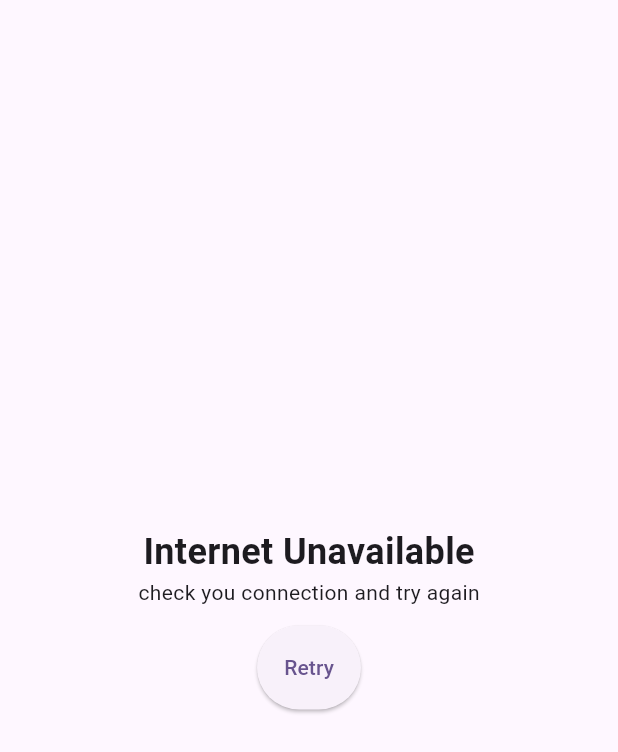
After one commit to MohsinKhanAptech/CitiGuide-User, a Flutter app: the InternetUnavailableView screen opened directly, on a phone screen of 412 x 824 dp. The commit adds this screen. Shown: the top 752 px of the screen. Run offline on Flutter 3.47's test engine with Material 3 defaults, Android fonts, the phone set to English and light mode, and no system bars; our stand-ins replace cloud_firestore, firebase_core, flutter_map, internet_connection_checker, latlong2, shared_preferences; missing offline and left inert: flutter_map_cancellable_tile_provider, maps_launcher; accounts and stored records are empty.

Commit message:
stop if internet is disconnected
if internet disconnects redirect to a error page after waiting 5 seconds

```diff
--- a/lib/utils/constants.dart
+++ b/lib/utils/constants.dart
@@ -1,6 +1,8 @@
+import 'package:internet_connection_checker/internet_connection_checker.dart';
 import 'package:shared_preferences/shared_preferences.dart';
 
 late SharedPreferences prefs;
+final connectionChecker = InternetConnectionChecker.instance;
 Cities? selectedCity;
 
 Future<void> initConstants() async {
--- /dev/null
+++ b/lib/view/internet_unavailable_view.dart
@@ -0,0 +1,63 @@
+import 'package:flutter/material.dart';
+
+class InternetUnavailableView extends StatefulWidget {
+  const InternetUnavailableView({super.key});
+
+  @override
+  State<InternetUnavailableView> createState() =>
+      _InternetUnavailableViewState();
+}
+
+class _InternetUnavailableViewState extends State<InternetUnavailableView> {
+  bool reloading = false;
+
+  void retry() {
+    setState(() => reloading = true);
+    Future.delayed(Duration(seconds: 2), () {
+      setState(() => reloading = false);
+    });
+  }
+
+  @override
+  Widget build(BuildContext context) {
+    if (reloading) {
+      return SafeArea(
+        child: Scaffold(
+          body: Center(
+            child: CircularProgressIndicator(),
+          ),
+        ),
+      );
+    }
+    return SafeArea(
+      child: Scaffold(
+        body: Center(
+          child: Column(
+            mainAxisAlignment: MainAxisAlignment.center,
+            children: [
+              Text(
+                'Internet Unavailable',
+                style: TextStyle(
+                  fontSize: 24,
+                  fontWeight: FontWeight.bold,
+                ),
+              ),
+              Text(
+                'check you connection and try again',
+                style: TextStyle(),
+              ),
+              SizedBox(height: 12),
+              ElevatedButton(
+                onPressed: retry,
+                style: ButtonStyle(
+                  padding: WidgetStatePropertyAll(EdgeInsets.all(18)),
+                ),
+                child: Text('Retry'),
+              ),
+            ],
+          ),
+        ),
+      ),
+    );
+  }
+}
--- a/lib/view/main_view.dart
+++ b/lib/view/main_view.dart
@@ -1,3 +1,5 @@
+import 'dart:async';
+
 import 'package:citiguide_user/pages/main_view_pages/discover_page.dart';
 import 'package:citiguide_user/pages/main_view_pages/search_page.dart';
 import 'package:citiguide_user/pages/main_view_pages/more_page.dart';
@@ -38,7 +40,7 @@ class _MainViewState extends State<MainView> {
             }
             selectedIndex = 0;
           });
-          Future.delayed(Duration(seconds: 1), () {
+          Timer(Duration(seconds: 1), () {
             setState(() => canExit = false);
           });
         }
--- a/pubspec.yaml
+++ b/pubspec.yaml
@@ -19,6 +19,7 @@ dependencies:
   latlong2: ^0.9.1
   flutter_map_cancellable_tile_provider: ^3.0.2
   shared_preferences: ^2.3.4
+  internet_connection_checker: ^3.0.1
 
 dev_dependencies:
   flutter_test:
```
Also changed, not shown: lib/main.dart (+38 -0 lines), pubspec.lock, 1 other file.
